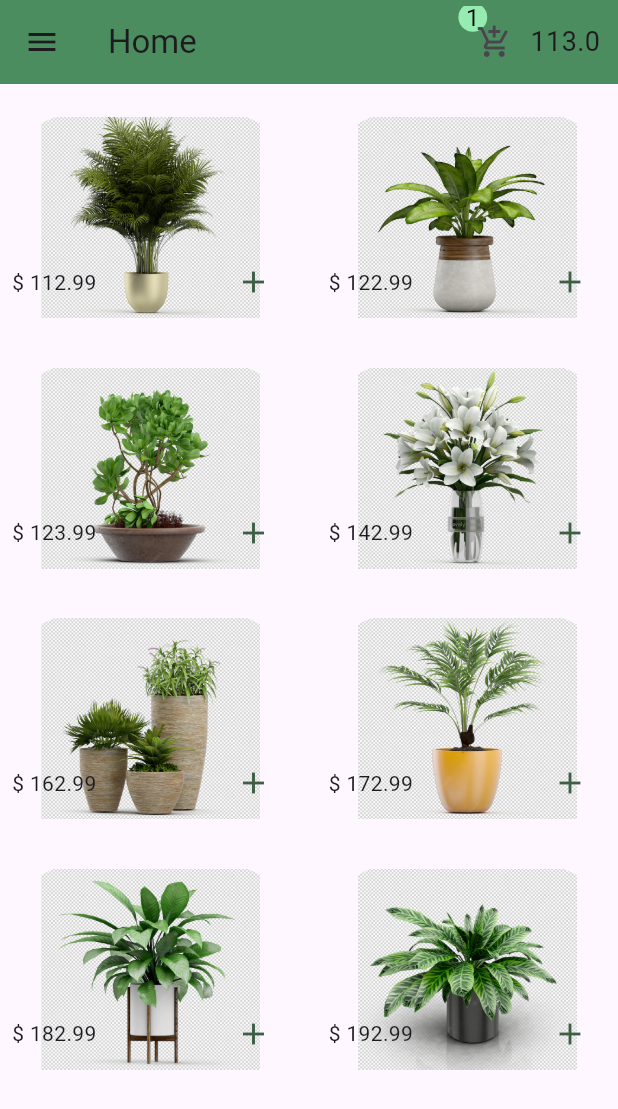
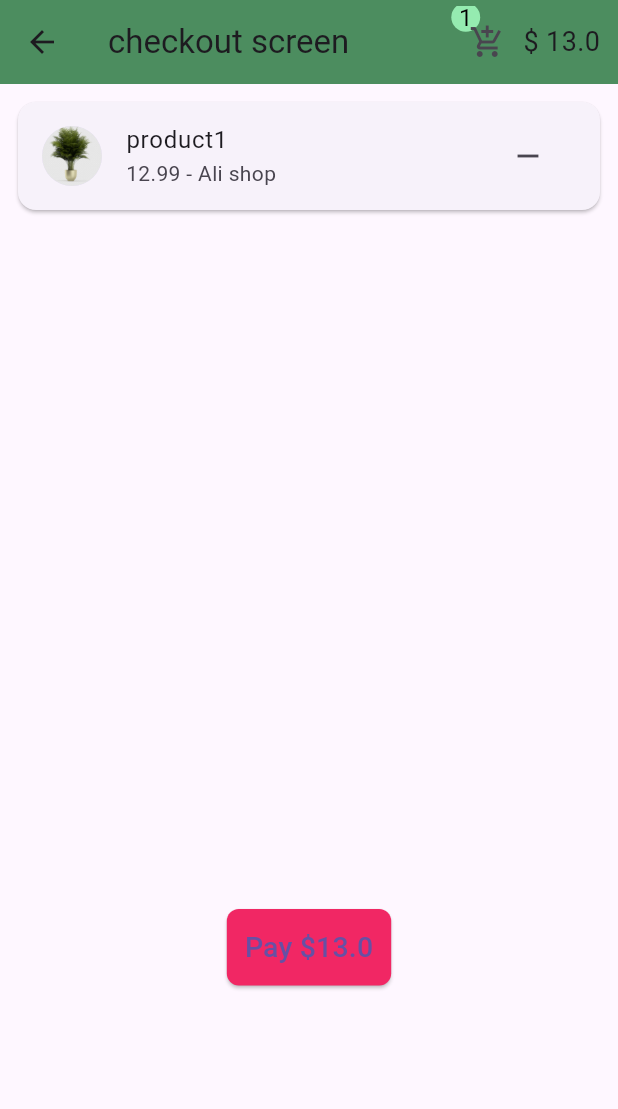
Before and after one commit to reda2032/ali_hassan, a Flutter app: the screen it shows after launch, after a tap on the "add" icon, after a tap on the "add shopping cart" icon, on a phone screen of 412 x 824 dp. Shown: the top 1109 px of the screen. Run offline on Flutter 3.47's test engine with Material 3 defaults, Android fonts, the phone set to English and light mode, and no system bars.

Commit message:
checkout screen

```diff
--- a/lib/flower_app/model/item.dart
+++ b/lib/flower_app/model/item.dart
@@ -1,20 +1,19 @@
 class Item {
   String imgPath;
   double price;
+  String location;
+  String name;
 
-  Item({
-    required this.imgPath,
-    required this.price,
-  });
+  Item({required this.imgPath, required this.name, required this.price, this.location = "Main branch"});
 }
 
 final List<Item> items = [
-  Item(price: 112.99, imgPath: "assets/img/1.webp"),
-  Item(price: 122.99, imgPath: "assets/img/2.webp"),
-  Item(price: 123.99, imgPath: "assets/img/3.webp"),
-  Item(price: 142.99, imgPath: "assets/img/4.webp"),
-  Item(price: 162.99, imgPath: "assets/img/5.webp"),
-  Item(price: 172.99, imgPath: "assets/img/6.webp"),
-  Item(price: 182.99, imgPath: "assets/img/7.webp"),
-  Item(price: 192.99, imgPath: "assets/img/8.webp"),
+  Item(name: "product1", price: 12.99, imgPath: "assets/img/1.webp", location: "Ali shop"),
+  Item(name: "product2", price: 12.99, imgPath: "assets/img/2.webp"),
+  Item(name: "product3", price: 12.99, imgPath: "assets/img/3.webp"),
+  Item(name: "product4", price: 12.99, imgPath: "assets/img/4.webp"),
+  Item(name: "product5", price: 12.99, imgPath: "assets/img/5.webp"),
+  Item(name: "product6", price: 12.99, imgPath: "assets/img/6.webp"),
+  Item(name: "product7", price: 12.99, imgPath: "assets/img/7.webp"),
+  Item(name: "product8", price: 12.99, imgPath: "assets/img/8.webp"),
 ];
--- /dev/null
+++ b/lib/flower_app/pages/checkout.dart
@@ -0,0 +1,66 @@
+// ignore_for_file: prefer_const_constructors
+
+import 'package:ali_hassan/flower_app/provider/cart_provider.dart';
+import 'package:ali_hassan/flower_app/shared/appbar.dart';
+import 'package:ali_hassan/flower_app/shared/colors.dart';
+import 'package:flutter/material.dart';
+import 'package:provider/provider.dart';
+
+class CheckOut extends StatelessWidget {
+  const CheckOut({super.key});
+
+  @override
+  Widget build(BuildContext context) {
+    final carttt = Provider.of<CartProvider>(context);
+    return Scaffold(
+      appBar: AppBar(
+        backgroundColor: appbarGreen,
+        title: Text("checkout screen"),
+        actions: const [ProductsAndPrice()],
+      ),
+      body: Column(
+        children: [
+          SingleChildScrollView(
+            child: SizedBox(
+              height: 550,
+              child: ListView.builder(
+                  padding: const EdgeInsets.all(8),
+                  itemCount: carttt.selectedProducts.length,
+                  itemBuilder: (BuildContext context, int index) {
+                    return Card(
+                      child: ListTile(
+                        title: Text(carttt.selectedProducts[index].name),
+                        subtitle: Text(
+                            "${carttt.selectedProducts[index].price} - ${carttt.selectedProducts[index].location}"),
+                        leading: CircleAvatar(
+                          backgroundImage: AssetImage(
+                              carttt.selectedProducts[index].imgPath),
+                        ),
+                        trailing: IconButton(
+                            onPressed: () {
+                              carttt.delete(carttt.selectedProducts[index]);
+                            },
+                            icon: Icon(Icons.remove)),
+                      ),
+                    );
+                  }),
+            ),
+          ),
+          ElevatedButton(
+            onPressed: () {},
+            style: ButtonStyle(
+              backgroundColor: MaterialStateProperty.all(BTNpink),
+              padding: MaterialStateProperty.all(EdgeInsets.all(12)),
+              shape: MaterialStateProperty.all(RoundedRectangleBorder(
+                  borderRadius: BorderRadius.circular(8))),
+            ),
+            child: Text(
+              "Pay \$${carttt.price}",
+              style: TextStyle(fontSize: 19),
+            ),
+          ),
+        ],
+      ),
+    );
+  }
+}
--- a/lib/flower_app/pages/home.dart
+++ b/lib/flower_app/pages/home.dart
@@ -1,6 +1,7 @@
 import 'package:ali_hassan/flower_app/model/item.dart';
 import 'package:ali_hassan/flower_app/pages/details_screen.dart';
 import 'package:ali_hassan/flower_app/provider/cart_provider.dart';
+import 'package:ali_hassan/flower_app/shared/appbar.dart';
 import 'package:ali_hassan/flower_app/shared/colors.dart';
 import 'package:flutter/material.dart';
 import 'package:provider/provider.dart';
@@ -61,8 +62,9 @@ class Home extends StatelessWidget {
         ),
       ),
       appBar: AppBar(
-        actions: [
-          Row(
+        actions: const [
+          ProductsAndPrice(),
+          /* Row(
             children: [
               Stack(
                 children: [
@@ -97,7 +99,7 @@ class Home extends StatelessWidget {
                 ),
               ),
             ],
-          ),
+          ),*/
         ],
         backgroundColor: appbarGreen,
         title: const Text("Home"),
@@ -125,16 +127,12 @@ class Home extends StatelessWidget {
                 child: GridTile(
                   footer: GridTileBar(
                     // backgroundColor: Color.fromARGB(66, 73, 127, 110),
-                    trailing: Consumer<CartProvider>(
-                      builder: ((context, classInstance, child) {
-                        return IconButton(
-                          color: const Color.fromARGB(255, 62, 94, 70),
-                          onPressed: () {
-                            classInstance.add(items[index]);
-                          },
-                          icon: const Icon(Icons.add),
-                        );
-                      }),
+                    trailing: IconButton(
+                      color: const Color.fromARGB(255, 62, 94, 70),
+                      onPressed: () {
+                        cartProvider.add(items[index]);
+                      },
+                      icon: const Icon(Icons.add),
                     ),
 
                     leading: Text('\$ ${items[index].price}'),
--- a/lib/flower_app/provider/cart_provider.dart
+++ b/lib/flower_app/provider/cart_provider.dart
@@ -4,10 +4,18 @@ import 'package:flutter/material.dart';
 
 class CartProvider with ChangeNotifier {
   List selectedProducts = [];
+
   double price = 0.0;
+
   add(Item product) {
     selectedProducts.add(product);
     price += product.price.round();
     notifyListeners();
   }
+
+  delete(Item product) {
+    selectedProducts.remove(product);
+    price -= product.price.round();
+    notifyListeners();
+  }
 }
--- /dev/null
+++ b/lib/flower_app/shared/appbar.dart
@@ -0,0 +1,52 @@
+import 'package:ali_hassan/flower_app/pages/checkout.dart';
+import 'package:ali_hassan/flower_app/provider/cart_provider.dart';
+import 'package:flutter/material.dart';
+import 'package:provider/provider.dart';
+
+class ProductsAndPrice extends StatelessWidget {
+  const ProductsAndPrice({Key? key}) : super(key: key);
+
+  @override
+  Widget build(BuildContext context) {
+    final carttt = Provider.of<CartProvider>(context);
+    return Row(
+      children: [
+        Stack(
+          children: [
+            Positioned(
+              bottom: 24,
+              child: Container(
+                  padding: const EdgeInsets.all(5),
+                  decoration: const BoxDecoration(
+                      color: Color.fromARGB(211, 164, 255, 193),
+                      shape: BoxShape.circle),
+                  child: Text(
+                    "${carttt.selectedProducts.length}",
+                    style: const TextStyle(
+                        fontSize: 16, color: Color.fromARGB(255, 0, 0, 0)),
+                  )),
+            ),
+            IconButton(
+              onPressed: () {
+                Navigator.push(
+                  context,
+                  MaterialPageRoute(
+                    builder: (context) => const CheckOut(),
+                  ),
+                );
+              },
+              icon: const Icon(Icons.add_shopping_cart),
+            ),
+          ],
+        ),
+        Padding(
+          padding: const EdgeInsets.only(right: 12),
+          child: Text(
+            "\$ ${carttt.price}",
+            style: const TextStyle(fontSize: 18),
+          ),
+        ),
+      ],
+    );
+  }
+}
```
